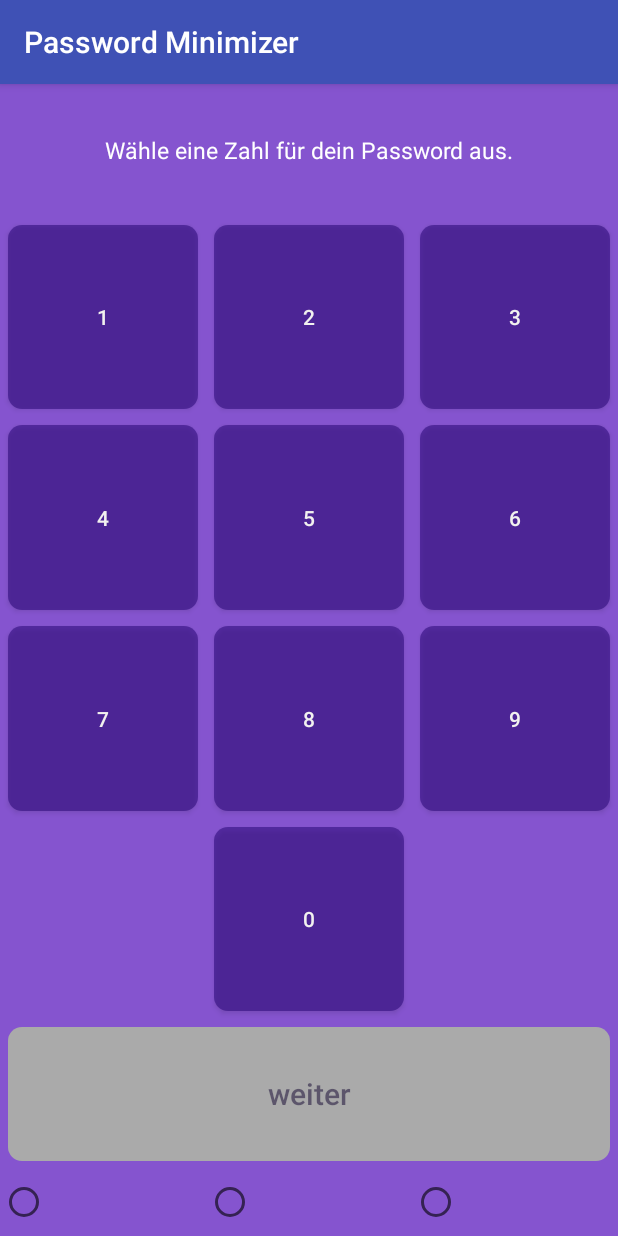
After one commit to eileenoo/password_minimizer, an Android app: the CreatePWStep3Activity screen opened directly, with no data from a screen before it, on a phone screen of 412 x 824 dp. The commit adds this screen. Run offline under Robolectric (Android 15) with nearby library versions, the phone set to English and light mode, and no system bars.

Commit message:
Added Activity for the third step of the pw creation (choose number)

```diff
--- a/app/src/main/AndroidManifest.xml
+++ b/app/src/main/AndroidManifest.xml
@@ -17,7 +17,7 @@
         android:roundIcon="@mipmap/ic_launcher_round"
         android:supportsRtl="true"
         android:theme="@style/AppTheme">
-        <activity android:name=".activities.MainActivity"></activity>
+        <activity android:name=".activities.MainActivity" />
         <activity android:name=".activities.CreatePasswordActivity" />
         <activity
             android:name=".activities.StartPinActivity"
@@ -25,12 +25,14 @@
             android:theme="@style/Theme.AppCompat.Light.NoActionBar">
             <intent-filter>
                 <action android:name="android.intent.action.MAIN" />
+
                 <category android:name="android.intent.category.LAUNCHER" />
             </intent-filter>
         </activity>
         <activity android:name=".activities.PasswordDetailWebsitesActivity" />
         <activity android:name=".activities.PasswordDetailSettingsActivity" />
         <activity android:name=".activities.PickPasswordActivity" />
+        <activity android:name=".activities.CreatePWStep3Activity"></activity>
     </application>
 
 </manifest>
--- a/app/src/main/java/Util/Constants.java
+++ b/app/src/main/java/Util/Constants.java
@@ -16,4 +16,8 @@ public class Constants {
     public final static String SIMPLE = "password simple";
     public final static String MIDDLE = "password middle";
     public final static String STRONG = "password strong";
+
+    public final static String CHOSEN_NUM = "chosenNum";
+    public final static String CHOSEN_IMAGE = "chosenImage";
+    public final static String CHOSEN_NAME = "chosenName";
 }
--- /dev/null
+++ b/app/src/main/java/ath/password_minimizer/activities/CreatePWStep3Activity.java
@@ -0,0 +1,86 @@
+package ath.password_minimizer.activities;
+
+import android.content.Intent;
+import android.support.v7.app.AppCompatActivity;
+import android.os.Bundle;
+import android.view.View;
+import android.widget.Button;
+
+import java.util.ArrayList;
+import java.util.Collections;
+
+import Util.Constants;
+import ath.password_minimizer.R;
+
+public class CreatePWStep3Activity extends AppCompatActivity {
+
+    private String chosenNumber;
+    private Button btnNum0, btnNum1, btnNum2, btnNum3, btnNum4, btnNum5, btnNum6, btnNum7, btnNum8, btnNum9, nextButton;
+    private ArrayList<Button> numButtons;
+
+    @Override
+    protected void onCreate(Bundle savedInstanceState) {
+        super.onCreate(savedInstanceState);
+        setContentView(R.layout.activity_create_pwstep3);
+
+        setViewAndDataElements();
+        setOnClickListener();
+    }
+
+    private void setViewAndDataElements() {
+        nextButton = findViewById(R.id.step3_btn_next);
+        setNextButtonClickableStatus(false);
+        btnNum1 = findViewById(R.id.num_1);
+        btnNum2 = findViewById(R.id.num_2);
+        btnNum3 = findViewById(R.id.num_3);
+        btnNum4 = findViewById(R.id.num_4);
+        btnNum5 = findViewById(R.id.num_5);
+        btnNum6 = findViewById(R.id.num_6);
+        btnNum7 = findViewById(R.id.num_7);
+        btnNum8 = findViewById(R.id.num_8);
+        btnNum9 = findViewById(R.id.num_9);
+        btnNum0 = findViewById(R.id.num_0);
+        numButtons = new ArrayList<>();
+        Collections.addAll(numButtons, btnNum0, btnNum1, btnNum2, btnNum3, btnNum4, btnNum5, btnNum6, btnNum7, btnNum8, btnNum9);
+    }
+
+    private void setOnClickListener() {
+        nextButton.setOnClickListener(new View.OnClickListener() {
+            @Override
+            public void onClick(View view) {
+                if (chosenNumber.equals(null)) {
+                    // Set error message
+                } else {
+                    Intent intent = new Intent(CreatePWStep3Activity.this, null);
+                    intent.putExtra(Constants.CHOSEN_NUM, Integer.parseInt(chosenNumber));
+                    startActivity(intent);
+                }
+            }
+        });
+        for (final Button numButton : numButtons) {
+            numButton.setOnClickListener(new View.OnClickListener() {
+                @Override
+                public void onClick(View view) {
+                    if (numButton.isSelected()) {
+                        numButton.setSelected(false);
+                        chosenNumber = null;
+                    } else {
+                        chosenNumber = view.getTag().toString();
+                        numButton.setSelected(true);
+                    }
+                }
+            });
+        }
+    }
+
+    private void setNextButtonClickableStatus(boolean isNextButtonClickable) {
+        nextButton.setEnabled(isNextButtonClickable);
+        if (isNextButtonClickable) {
+            nextButton.setBackground(getResources().getDrawable(R.drawable.create_pw_button_background));
+            nextButton.setTextColor(getResources().getColor(R.color.color_white));
+        } else {
+            nextButton.setBackground(getResources().getDrawable(R.drawable.create_pw_button_background_disabled));
+            nextButton.setTextColor(getResources().getColor(R.color.color_button_pin_pressed));
+        }
+    }
+}
--- /dev/null
+++ b/app/src/main/res/drawable/create_pw_button_background.xml
@@ -0,0 +1,15 @@
+<?xml version="1.0" encoding="utf-8"?>
+<selector xmlns:android="http://schemas.android.com/apk/res/android">
+    <item android:state_pressed="true">
+        <shape android:shape="rectangle">
+            <solid android:color="@color/color_button_pin_pressed" />
+            <corners android:radius="@dimen/dimen_pin_fields_corner_radius" />
+        </shape>
+    </item>
+    <item >
+        <shape android:shape="rectangle">
+            <solid android:color="@color/color_button_pin" />
+            <corners android:radius="@dimen/dimen_pin_fields_corner_radius" />
+        </shape>
+    </item>
+</selector>
--- /dev/null
+++ b/app/src/main/res/drawable/create_pw_button_background_disabled.xml
@@ -0,0 +1,9 @@
+<?xml version="1.0" encoding="utf-8"?>
+<selector xmlns:android="http://schemas.android.com/apk/res/android">
+    <item>
+        <shape android:shape="rectangle">
+            <solid android:color="@android:color/darker_gray" />
+            <corners android:radius="@dimen/dimen_pin_fields_corner_radius" />
+        </shape>
+    </item>
+</selector>
--- /dev/null
+++ b/app/src/main/res/layout/activity_create_pwstep3.xml
@@ -0,0 +1,219 @@
+<?xml version="1.0" encoding="utf-8"?>
+<LinearLayout xmlns:android="http://schemas.android.com/apk/res/android"
+    xmlns:app="http://schemas.android.com/apk/res-auto"
+    xmlns:tools="http://schemas.android.com/tools"
+    android:layout_width="match_parent"
+    android:layout_height="match_parent"
+    android:orientation="vertical"
+    android:background="@color/color_main_violet"
+    tools:context="ath.password_minimizer.activities.CreatePWStep3Activity">
+
+    <TextView
+        android:id="@+id/step3_description"
+        android:layout_width="match_parent"
+        android:layout_height="0dp"
+        android:textSize="@dimen/dimen_create_pw_info_text"
+        android:textColor="@android:color/white"
+        android:text="@string/string_create_pw_choose_num"
+        android:gravity="center"
+        android:layout_weight="1"/>
+
+
+    <GridLayout
+        android:id="@+id/gridlayout_select_num"
+        android:layout_width="match_parent"
+        android:layout_height="0dp"
+        android:layout_weight="6"
+        android:layout_gravity="center"
+        android:alignmentMode="alignBounds"
+        android:columnCount="3"
+        android:orientation="horizontal"
+        android:rowCount="4"
+        android:rowOrderPreserved="false">
+
+        <Button
+            android:id="@+id/num_1"
+            android:layout_column="0"
+            android:layout_columnWeight="1"
+            android:layout_gravity="fill_horizontal"
+            android:layout_margin="@dimen/dimen_margin_gridlayout_pin"
+            android:layout_row="0"
+            android:layout_rowWeight="1"
+            android:background="@drawable/pin_button_background"
+            android:gravity="center"
+            android:tag="@string/string_pin_1"
+            android:text="@string/string_pin_1"
+            android:textColor="@color/color_button_pin_text" />
+
+        <Button
+            android:id="@+id/num_2"
+            android:layout_column="1"
+            android:layout_columnWeight="1"
+            android:layout_gravity="fill_horizontal"
+            android:layout_margin="@dimen/dimen_margin_gridlayout_pin"
+            android:layout_row="0"
+            android:layout_rowWeight="1"
+            android:background="@drawable/pin_button_background"
+            android:gravity="center"
+            android:tag="@string/string_pin_2"
+            android:text="@string/string_pin_2"
+            android:textColor="@color/color_button_pin_text" />
+
+        <Button
+            android:id="@+id/num_3"
+            android:layout_column="2"
+            android:layout_columnWeight="1"
+            android:layout_gravity="fill_horizontal"
+            android:layout_margin="@dimen/dimen_margin_gridlayout_pin"
+            android:layout_row="0"
+            android:layout_rowWeight="1"
+            android:background="@drawable/pin_button_background"
+            android:gravity="center"
+            android:tag="@string/string_pin_3"
+            android:text="@string/string_pin_3"
+            android:textColor="@color/color_button_pin_text" />
+
+        <Button
+            android:id="@+id/num_4"
+            android:layout_column="0"
+            android:layout_columnWeight="1"
+            android:layout_gravity="fill_horizontal"
+            android:layout_margin="@dimen/dimen_margin_gridlayout_pin"
+            android:layout_row="1"
+            android:layout_rowWeight="1"
+            android:background="@drawable/pin_button_background"
+            android:gravity="center"
+            android:tag="@string/string_pin_4"
+            android:text="@string/string_pin_4"
+            android:textColor="@color/color_button_pin_text" />
+
+        <Button
+            android:id="@+id/num_5"
+            android:layout_column="1"
+            android:layout_columnWeight="1"
+            android:layout_gravity="fill_horizontal"
+            android:layout_margin="@dimen/dimen_margin_gridlayout_pin"
+            android:layout_row="1"
+            android:layout_rowWeight="1"
+            android:background="@drawable/pin_button_background"
+            android:gravity="center"
+            android:tag="@string/string_pin_5"
+            android:text="@string/string_pin_5"
+            android:textColor="@color/color_button_pin_text" />
+
+        <Button
+            android:id="@+id/num_6"
+            android:layout_column="2"
+            android:layout_columnWeight="1"
+            android:layout_gravity="fill_horizontal"
+            android:layout_margin="@dimen/dimen_margin_gridlayout_pin"
+            android:layout_row="1"
+            android:layout_rowWeight="1"
+            android:background="@drawable/pin_button_background"
+            android:gravity="center"
+            android:tag="@string/string_pin_6"
+            android:text="@string/string_pin_6"
+            android:textColor="@color/color_button_pin_text" />
+
+        <Button
+            android:id="@+id/num_7"
+            android:layout_column="0"
+            android:layout_columnWeight="1"
+            android:layout_gravity="fill_horizontal"
+            android:layout_margin="@dimen/dimen_margin_gridlayout_pin"
+            android:layout_row="2"
+            android:layout_rowWeight="1"
+            android:background="@drawable/pin_button_background"
+            android:gravity="center"
+            android:tag="@string/string_pin_7"
+            android:text="@string/string_pin_7"
+            android:textColor="@color/color_button_pin_text" />
+
+        <Button
+            android:id="@+id/num_8"
+            android:layout_column="1"
+            android:layout_columnWeight="1"
+            android:layout_gravity="fill_horizontal"
+            android:layout_margin="@dimen/dimen_margin_gridlayout_pin"
+            android:layout_row="2"
+            android:layout_rowWeight="1"
+            android:background="@drawable/pin_button_background"
+            android:gravity="center"
+            android:tag="@string/string_pin_8"
+            android:text="@string/string_pin_8"
+            android:textColor="@color/color_button_pin_text" />
+
+        <Button
+            android:id="@+id/num_9"
+            android:layout_column="2"
+            android:layout_columnWeight="1"
+            android:layout_gravity="fill_horizontal"
+            android:layout_margin="@dimen/dimen_margin_gridlayout_pin"
+            android:layout_row="2"
+            android:layout_rowWeight="1"
+            android:background="@drawable/pin_button_background"
+            android:gravity="center"
+            android:tag="@string/string_pin_9"
+            android:text="@string/string_pin_9"
+            android:textColor="@color/color_button_pin_text" />
+
+
+        <Button
+            android:id="@+id/num_0"
+            android:layout_column="1"
+            android:layout_columnWeight="1"
+            android:layout_gravity="fill_horizontal"
+            android:layout_margin="@dimen/dimen_margin_gridlayout_pin"
+            android:layout_row="3"
+            android:layout_rowWeight="1"
+            android:background="@drawable/pin_button_background"
+            android:gravity="center"
+            android:tag="@string/string_pin_0"
+            android:text="@string/string_pin_0"
+            android:textColor="@color/color_button_pin_text" />
+
+
+    </GridLayout>
+
+    <Button
+        android:id="@+id/step3_btn_next"
+        android:text="@string/string_btn_next"
+        android:textAllCaps="false"
+        android:layout_margin="@dimen/dimen_buttons_create_pw_margin"
+        android:layout_width="match_parent"
+        android:layout_height="0dp"
+        android:textColor="@android:color/white"
+        android:background="@drawable/create_pw_button_background"
+        android:textSize="@dimen/dimen_buttons_create_pw_text_size"
+        android:layout_weight="1"/>
+
+    <LinearLayout
+        android:id="@+id/step3_custom_progressbar"
+        android:layout_width="match_parent"
+        android:layout_height="0dp"
+        android:orientation="horizontal"
+        android:layout_weight="0.5">
+
+        <RadioButton
+            android:id="@+id/step3_radio1"
+            android:layout_width="0dp"
+            android:layout_weight="1"
+            android:gravity="center"
+            android:layout_height="match_parent" />
+
+        <RadioButton
+            android:id="@+id/step3_radio2"
+            android:layout_width="0dp"
+            android:layout_weight="1"
+            android:gravity="center"
+            android:layout_height="match_parent" />
+
+        <RadioButton
+            android:id="@+id/step3_radio3"
+            android:layout_width="0dp"
+            android:layout_weight="1"
+            android:gravity="center"
+            android:layout_height="match_parent" />
+    </LinearLayout>
+
+</LinearLayout>
--- a/app/src/main/res/layout/activity_main.xml
+++ b/app/src/main/res/layout/activity_main.xml
@@ -22,4 +22,5 @@
         android:layout_height="wrap_content"
         android:text="+"/>
 
+
 </LinearLayout>
--- a/app/src/main/res/values/colors.xml
+++ b/app/src/main/res/values/colors.xml
@@ -3,6 +3,8 @@
     <color name="colorPrimary">#3F51B5</color>
     <color name="colorPrimaryDark">#303F9F</color>
     <color name="colorAccent">#FF4081</color>
+
+    <color name="color_white">#FFFFFF</color>
 
     <color name="color_main_blue">#420BBF</color>
     <color name="color_main_violet">#8554CF</color>
--- a/app/src/main/res/values/dimens.xml
+++ b/app/src/main/res/values/dimens.xml
@@ -9,4 +9,8 @@
     <dimen name="dimen_pin_buttons_margin">9dp</dimen>
     <dimen name="dimen_pinField_password_text_size">50sp</dimen>
 
+    <dimen name="dimen_buttons_create_pw_margin">5dp</dimen>
+    <dimen name="dimen_buttons_create_pw_text_size">20sp</dimen>
+    <dimen name="dimen_create_pw_info_text">15sp</dimen>
+
 </resources>
--- a/app/src/main/res/values/strings.xml
+++ b/app/src/main/res/values/strings.xml
@@ -25,5 +25,7 @@
 
     <string name="string_create_pw_choose_name">"Wähle einen Namen für dein Password aus."</string>
     <string name="string_create_pw_choose_image">"Wähle eine Bild für dein Password aus."</string>
-    <string name="string_create_pw_choose_num">"Wähle eine Zahö für dein Password aus."</string>
+    <string name="string_create_pw_choose_num">"Wähle eine Zahl für dein Password aus."</string>
+
+    <string name="string_btn_next">weiter</string>
 </resources>
```
